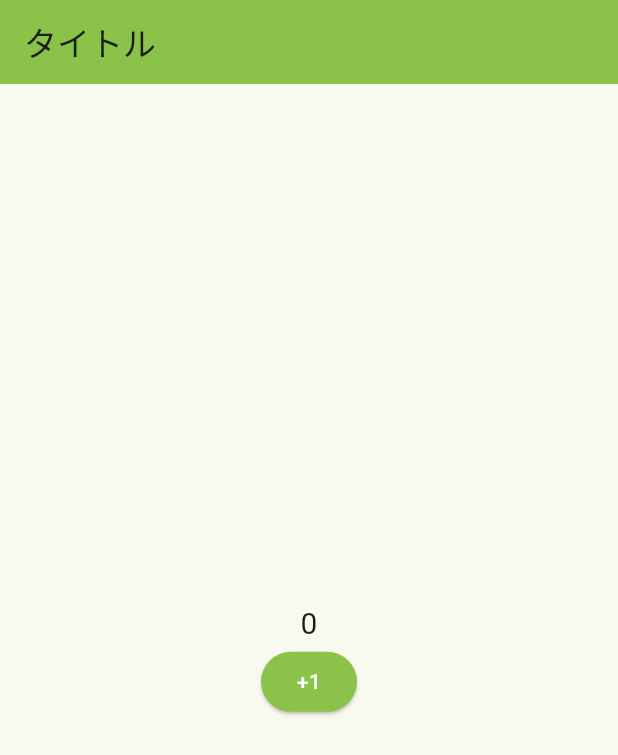
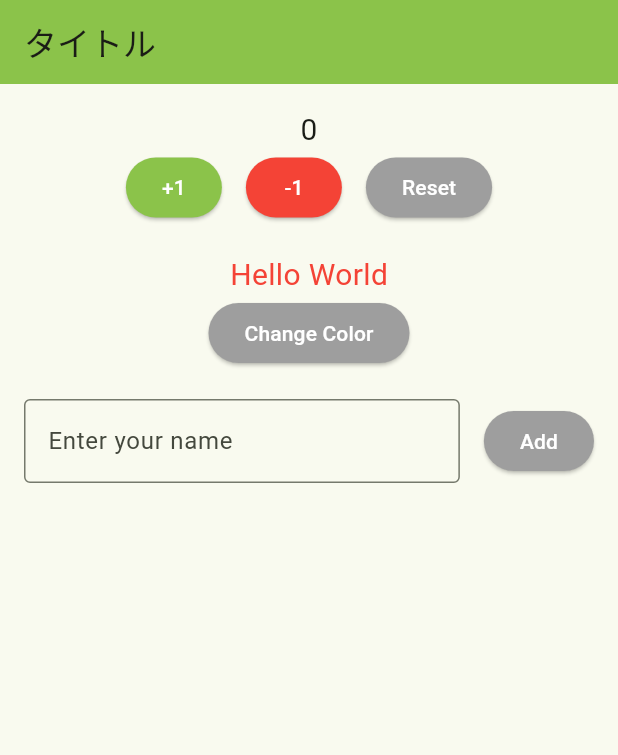
Before and after one commit to tsumayoji1102/lesson_flutter, a Flutter app: the Lesson4Widget screen opened directly, on a phone screen of 412 x 824 dp. Shown: the top 755 px of the screen. Run offline on Flutter 3.47's test engine with Material 3 defaults, Android fonts, the light colour scheme and no system bars.

Commit message:
lesson追

```diff
--- a/lib/lesson/lesson_4.dart
+++ b/lib/lesson/lesson_4.dart
@@ -10,8 +10,21 @@
   State<Lesson4Widget> createState() => _Lesson4WidgetState();
 }
 
+enum ColorTypes { red, blue, yellow }
+
+extension on ColorTypes {
+  Color get value => switch (this) {
+    ColorTypes.red => Colors.red,
+    ColorTypes.blue => Colors.blue,
+    ColorTypes.yellow => Colors.yellow,
+  };
+}
+
 class _Lesson4WidgetState extends State<Lesson4Widget> {
   int _count = 0;
+  ColorTypes _colorType = ColorTypes.red;
+  List<String> _names = [];
+  final _nameController = TextEditingController();
 
   @override
   void initState() {
@@ -23,20 +36,109 @@
   Widget build(BuildContext context) {
     return Scaffold(
       appBar: AppBar(title: Text("タイトル"), backgroundColor: Colors.lightGreen),
-      body: Center(
+      body: Padding(
+        padding: EdgeInsets.all(16),
+        child: SingleChildScrollView(
           child: Column(
             mainAxisAlignment: MainAxisAlignment.center,
+            crossAxisAlignment: CrossAxisAlignment.center,
             children: [
               Text('$_count', style: TextStyle(fontSize: 20)),
+              Row(
+                mainAxisAlignment: MainAxisAlignment.center,
+                spacing: 16,
+                children: [
                   ElevatedButton(
                     /// ボタンをタップすると、_incrementが呼ばれる。
                     onPressed: _increment,
                     style: ElevatedButton.styleFrom(
                       backgroundColor: Colors.lightGreen,
                     ),
-              child: const Text('+1', style: TextStyle(color: Colors.white)),
+                    child: const Text(
+                      '+1',
+                      style: TextStyle(color: Colors.white),
+                    ),
+                  ),
+                  ElevatedButton(
+                    onPressed: _decrement,
+                    style: ElevatedButton.styleFrom(
+                      backgroundColor: Colors.red,
+                    ),
+                    child: const Text(
+                      '-1',
+                      style: TextStyle(color: Colors.white),
+                    ),
+                  ),
+                  ElevatedButton(
+                    onPressed: _reset,
+                    style: ElevatedButton.styleFrom(
+                      backgroundColor: Colors.grey,
+                    ),
+                    child: const Text(
+                      'Reset',
+                      style: TextStyle(color: Colors.white),
+                    ),
                   ),
                 ],
+              ),
+              SizedBox(height: 20),
+              Text(
+                'Hello World',
+                style: TextStyle(fontSize: 20, color: _colorType.value),
+              ),
+              ElevatedButton(
+                onPressed: _changeColor,
+                style: ElevatedButton.styleFrom(backgroundColor: Colors.grey),
+                child: Text(
+                  'Change Color',
+                  style: TextStyle(color: Colors.white),
+                ),
+              ),
+              SizedBox(height: 20),
+              Row(
+                mainAxisAlignment: MainAxisAlignment.center,
+                spacing: 16,
+                children: [
+                  Expanded(
+                    child: TextField(
+                      controller: _nameController,
+                      decoration: InputDecoration(
+                        border: OutlineInputBorder(),
+                        labelText: 'Enter your name',
+                      ),
+                    ),
+                  ),
+                  ElevatedButton(
+                    onPressed: () {
+                      setState(() {
+                        _names.add(_nameController.text);
+                      });
+                    },
+                    style: ElevatedButton.styleFrom(
+                      backgroundColor: Colors.grey,
+                    ),
+                    child: Text('Add', style: TextStyle(color: Colors.white)),
+                  ),
+                ],
+              ),
+              SizedBox(height: 10),
+              ListView.builder(
+                shrinkWrap: true,
+                physics: NeverScrollableScrollPhysics(),
+                itemCount: _names.length,
+                itemBuilder: (context, index) {
+                  return Text(_names[index]);
+                },
+              ),
+
+              // Flexible(
+              //   child: Column(
+              //     mainAxisSize: MainAxisSize.min,
+              //     children: _names.map((name) => Text(name)).toList(),
+              //   ),
+              // ),
+            ],
+          ),
         ),
       ),
     );
@@ -44,7 +146,32 @@
 
   /// 数字を1増やす。そして、画面を再レンダリングする。
   void _increment() {
+    setState(() {
       _count++;
-    setState(() {});
+    });
+  }
+
+  void _decrement() {
+    if (_count > 0) {
+      setState(() {
+        _count--;
+      });
     }
   }
+
+  void _reset() {
+    setState(() {
+      _count = 0;
+    });
+  }
+
+  void _changeColor() {
+    setState(() {
+      if (_colorType == ColorTypes.values.last) {
+        _colorType = ColorTypes.values.first;
+      } else {
+        _colorType = ColorTypes.values[_colorType.index + 1];
+      }
+    });
+  }
+}
--- a/lib/main.dart
+++ b/lib/main.dart
@@ -1,6 +1,7 @@
 import 'package:flutter/material.dart';
 // import 'package:lesson_flutter/lesson/lesson_3.dart';
-import 'package:lesson_flutter/lesson/lesson_4.dart';
+// import 'package:lesson_flutter/lesson/lesson_4.dart';
+import 'package:lesson_flutter/lesson/lesson_5.dart';
 
 /// アプリ起動はここから行われる。
 void main() {
@@ -17,7 +18,7 @@
       theme: ThemeData(
         colorScheme: ColorScheme.fromSeed(seedColor: Colors.lightGreen),
       ),
-      home: const Lesson4Widget(),
+      home: const Lesson5Widget(),
     );
   }
 }
```
Also changed, not shown: lib/lesson/lesson_5.dart (added, +32 -0 lines), pubspec.yaml (+4 -37 lines), pubspec.lock. Lines whose indentation alone changed are shown as unchanged.
